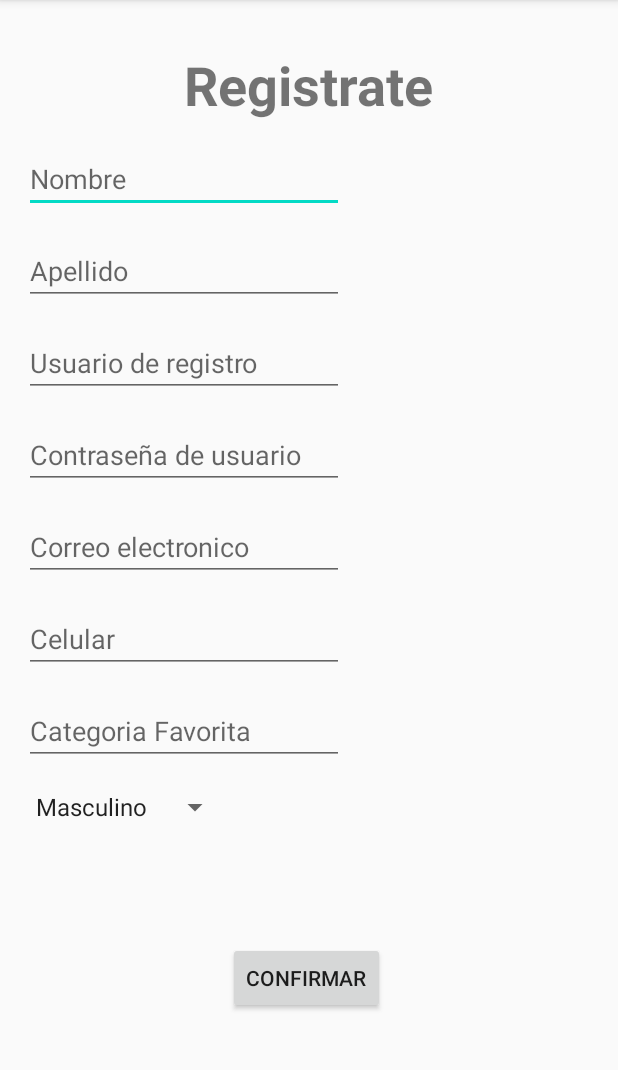
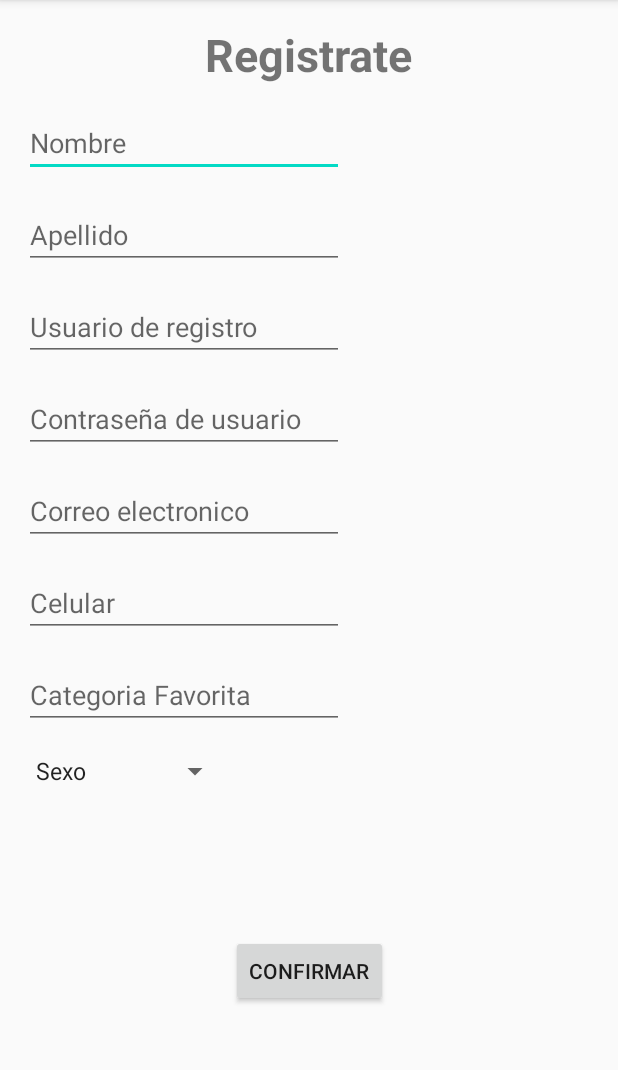
Before and after one commit to MelissaBanchonV/PST_TA5_G7, an Android app: the MainActivity2 screen opened directly, with no data from a screen before it, on a phone screen of 412 x 824 dp, the part 84-1154 px from its top. Run offline under Robolectric (Android 15) with nearby library versions, the phone set to English and light mode, and no system bars.

Commit message:
modificaciones en activity registro

```diff
--- a/app/src/main/java/com/example/amst7/MainActivity2.java
+++ b/app/src/main/java/com/example/amst7/MainActivity2.java
@@ -34,7 +34,6 @@ public class MainActivity2 extends AppCompatActivity implements AdapterView.OnIt
     @Override
     public void onItemSelected(AdapterView<?> adapterView, View view, int i, long l) {
         String text=adapterView.getItemAtPosition(i).toString();
-        Toast.makeText(adapterView.getContext(), text, Toast.LENGTH_SHORT).show();
     }
 
     @Override
--- a/app/src/main/res/layout/activity_main2.xml
+++ b/app/src/main/res/layout/activity_main2.xml
@@ -10,9 +10,9 @@
         android:id="@+id/textView"
         android:layout_width="wrap_content"
         android:layout_height="wrap_content"
-        android:layout_marginTop="32dp"
+        android:layout_marginTop="16dp"
         android:text="@string/registrate"
-        android:textSize="36sp"
+        android:textSize="30sp"
         android:textStyle="bold"
         app:layout_constraintEnd_toEndOf="parent"
         app:layout_constraintStart_toStartOf="parent"
@@ -22,12 +22,12 @@
         android:id="@+id/confirmarregistro"
         android:layout_width="wrap_content"
         android:layout_height="wrap_content"
-        android:layout_marginStart="152dp"
-        android:layout_marginBottom="92dp"
         android:onClick="inicio"
         android:text="@string/confirmar"
         app:layout_constraintBottom_toBottomOf="parent"
-        app:layout_constraintStart_toStartOf="parent" />
+        app:layout_constraintEnd_toEndOf="parent"
+        app:layout_constraintStart_toStartOf="parent"
+        app:layout_constraintTop_toBottomOf="@+id/spinner" />
 
     <EditText
         android:id="@+id/editTextNombre"
--- a/app/src/main/res/values/strings.xml
+++ b/app/src/main/res/values/strings.xml
@@ -18,6 +18,7 @@
     <string name="categoria_favorita">Categoria Favorita</string>
     <string name="usuario_de_registro">Usuario de registro</string>
     <string-array name="sexo">
+        <item>Sexo</item>
         <item>Masculino</item>
         <item>Femenino</item>
     </string-array>
```
